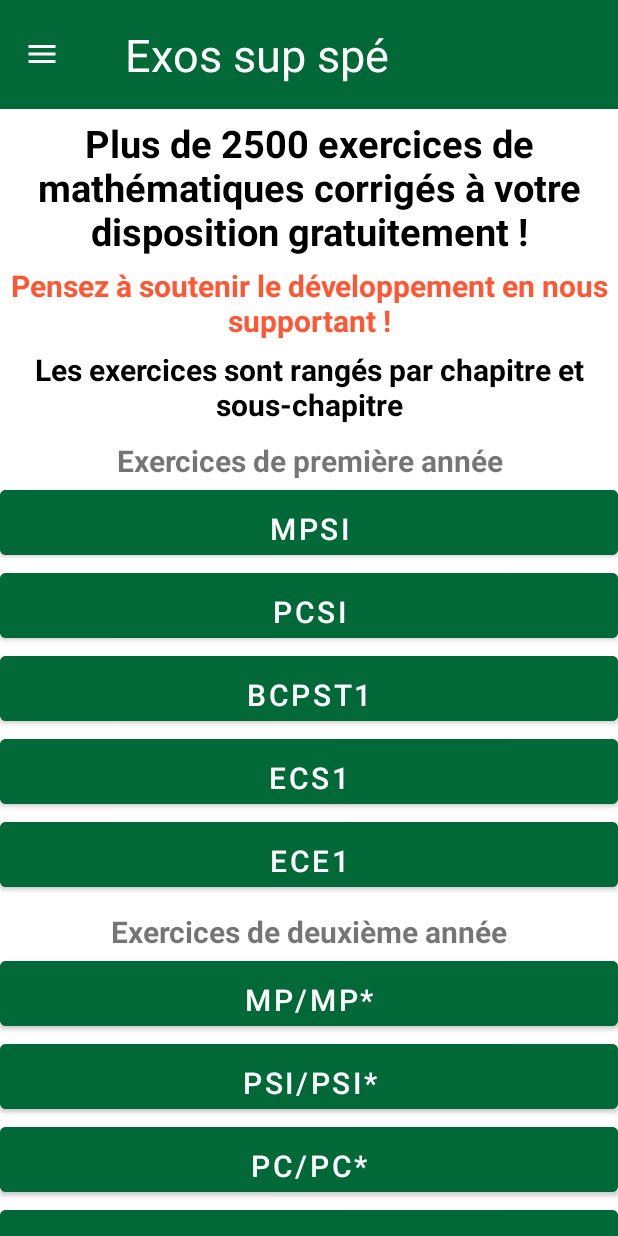
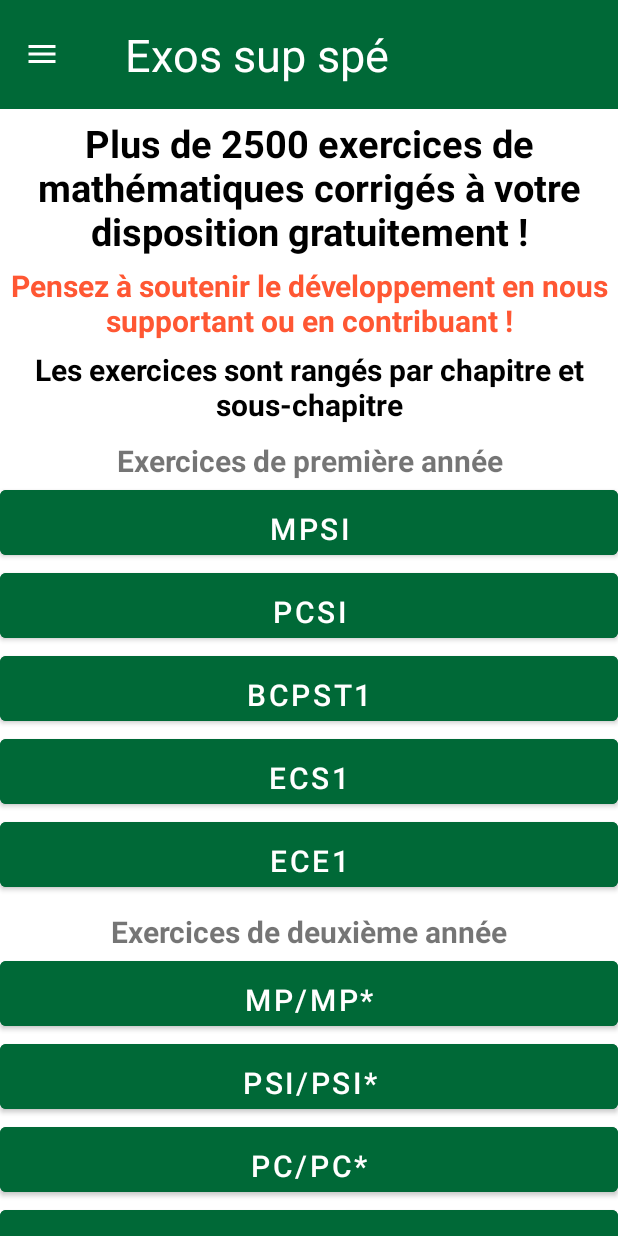
Before and after one commit to thomascorrenoz/Exos_sup_spe, an Android app: the screen it shows after launch (MainActivity), on a phone screen of 412 x 824 dp. Run offline under Robolectric (Android 15) with nearby library versions, the phone set to English and light mode, and no system bars.

Commit message:
Mineurs main activity correction

```diff
--- a/app/src/main/res/layout/activity_main.xml
+++ b/app/src/main/res/layout/activity_main.xml
@@ -47,7 +47,7 @@ android:layout_height="fill_parent">
             android:layout_width="wrap_content"
             android:layout_height="wrap_content"
             android:paddingTop="5dp"
-            android:text="Les exercices sont rangés par chapitre et sous-chapitre"
+            android:text="@string/les_exercices_sont_rang_s_par_chapitre_et_sous_chapitre"
             android:textColor="@color/black"
             android:textSize="20sp"
             android:textStyle="bold"
--- a/app/src/main/res/values/strings.xml
+++ b/app/src/main/res/values/strings.xml
@@ -6,7 +6,7 @@
     <string name="pcsi">PCSI</string>
     <string name="bcpst">BCPST1</string>
     <string name="plus_de_2500_exercices_de_math_matiques_corrig_s_votre_disposition_gratuitement">Plus de 2500 exercices de mathématiques corrigés à votre disposition gratuitement !</string>
-    <string name="pensez_soutenir_le_d_veloppement_en_nous_supportant">Pensez à soutenir le développement en nous supportant !</string>
+    <string name="pensez_soutenir_le_d_veloppement_en_nous_supportant">Pensez à soutenir le développement en nous supportant ou en contribuant !</string>
     <string name="ecs1">ECS1</string>
     <string name="ece1">ECE1</string>
     <string name="mp_mp">MP/MP*</string>
@@ -15,4 +15,5 @@
     <string name="pc_pc">PC/PC*</string>
     <string name="bcpst2">BCPST2</string>
     <string name="ecs2">ECS2</string>
+    <string name="les_exercices_sont_rang_s_par_chapitre_et_sous_chapitre">Les exercices sont rangés par chapitre et sous-chapitre</string>
 </resources>
```
